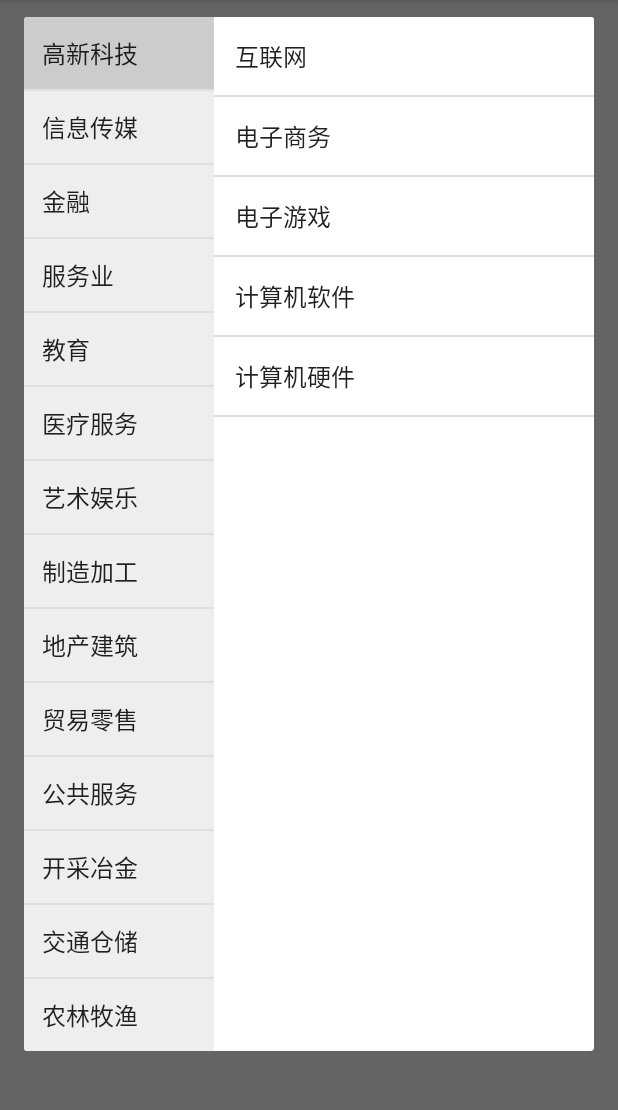
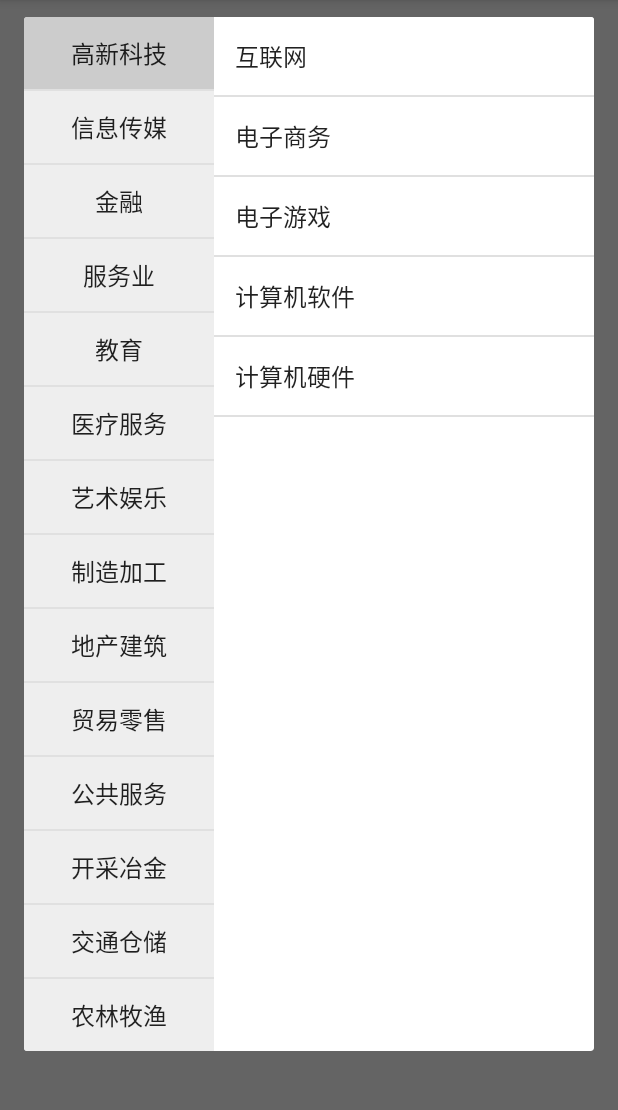
Before and after one commit to twiceyuan/MultiColumnPicker, an Android app: the screen it shows after launch (MainActivity), after a tap on "测试行业选择", on a phone screen of 412 x 824 dp, the part 84-1194 px from its top. Run offline under Robolectric (Android 15) with nearby library versions, the phone set to English and light mode, and no system bars.

Commit message:
update 1.0.2

```diff
--- a/app/build.gradle
+++ b/app/build.gradle
@@ -26,7 +26,7 @@ android {
 dependencies {
     compile fileTree(dir: 'libs', include: ['*.jar'])
     compile 'com.android.support:appcompat-v7:23.0.1'
-    compile 'com.twiceyuan.multicolumnpicker:library:1.0.1'
+    compile 'com.twiceyuan.multicolumnpicker:library:1.0.2'
 }
 
 apply plugin: 'me.tatarka.retrolambda'
--- a/library/build.gradle
+++ b/library/build.gradle
@@ -2,7 +2,7 @@ apply plugin: 'com.android.library'
 apply plugin: 'com.jfrog.bintray'
 apply plugin: 'com.github.dcendents.android-maven'
 
-version = "1.0.1"
+version = "1.0.2"
 
 android {
     compileSdkVersion 23
--- a/library/src/main/java/com/twiceyuan/library/MultiColumnPicker.java
+++ b/library/src/main/java/com/twiceyuan/library/MultiColumnPicker.java
@@ -38,7 +38,7 @@ public class MultiColumnPicker<Left, Right> {
 
     public MultiColumnPicker(Context context) {
         mContext = context;
-        mRoot = View.inflate(context, R.layout.dialog_picker, null);
+        mRoot = View.inflate(context, R.layout.multicolomn_dialog_picker, null);
         mLvLeft = (ListView) mRoot.findViewById(R.id.lv_left);
         mLvRight = (ListView) mRoot.findViewById(R.id.lv_right);
     }
@@ -186,7 +186,7 @@ public class MultiColumnPicker<Left, Right> {
         @Override
         public View getView(int position, View convertView, ViewGroup parent) {
             if (convertView == null) {
-                convertView = LayoutInflater.from(parent.getContext()).inflate(R.layout.item_left, parent, false);
+                convertView = LayoutInflater.from(parent.getContext()).inflate(R.layout.multicolomn_item_left, parent, false);
             }
             TextView textView = (TextView) convertView.findViewById(android.R.id.text1);
             if (mMapLeftString != null) {
@@ -222,7 +222,7 @@ public class MultiColumnPicker<Left, Right> {
         @Override
         public View getView(int position, View convertView, ViewGroup parent) {
             if (convertView == null) {
-                convertView = LayoutInflater.from(parent.getContext()).inflate(R.layout.item_right, parent, false);
+                convertView = LayoutInflater.from(parent.getContext()).inflate(R.layout.multicolomn_item_right, parent, false);
             }
             TextView textView = (TextView) convertView.findViewById(android.R.id.text1);
             if (mMapRightString != null) {
--- a/library/src/main/res/drawable/bg_left.xml
+++ b/library/src/main/res/drawable/bg_left.xml
@@ -1,5 +1,5 @@
 <?xml version="1.0" encoding="utf-8"?>
 <selector xmlns:android="http://schemas.android.com/apk/res/android">
-    <item android:drawable="@drawable/light" android:state_checked="false"/>
-    <item android:drawable="@drawable/gray" android:state_checked="true"/>
+    <item android:drawable="@drawable/multicolomn_light" android:state_checked="false"/>
+    <item android:drawable="@drawable/multicolomn_gray" android:state_checked="true"/>
 </selector>
--- a/library/src/main/res/drawable/bg_right.xml
+++ b/library/src/main/res/drawable/bg_right.xml
@@ -1,5 +1,5 @@
 <?xml version="1.0" encoding="utf-8"?>
 <selector xmlns:android="http://schemas.android.com/apk/res/android">
-    <item android:drawable="@drawable/white" android:state_checked="false"/>
-    <item android:drawable="@drawable/light" android:state_checked="true"/>
+    <item android:drawable="@drawable/multicolomn_white" android:state_checked="false"/>
+    <item android:drawable="@drawable/multicolomn_light" android:state_checked="true"/>
 </selector>
--- a/library/src/main/res/layout/item_left.xml
+++ b/library/src/main/res/layout/multicolomn_item_left.xml
@@ -5,5 +5,6 @@
     android:layout_width="match_parent"
     android:layout_height="wrap_content"
     android:background="@drawable/bg_left"
+    android:gravity="center"
     android:padding="12dp"
     android:textSize="16sp"/>
--- a/library/src/main/res/values-w820dp/dimens.xml
+++ b/library/src/main/res/values-w820dp/dimens.xml
@@ -2,5 +2,5 @@
     <!-- Example customization of dimensions originally defined in res/values/dimens.xml
          (such as screen margins) for screens with more than 820dp of available width. This
          would include 7" and 10" devices in landscape (~960dp and ~1280dp respectively). -->
-    <dimen name="activity_horizontal_margin">64dp</dimen>
+    <dimen name="multicolomn_activity_horizontal_margin">64dp</dimen>
 </resources>
--- a/library/src/main/res/values/dimens.xml
+++ b/library/src/main/res/values/dimens.xml
@@ -1,5 +1,5 @@
 <resources>
     <!-- Default screen margins, per the Android Design guidelines. -->
-    <dimen name="activity_horizontal_margin">16dp</dimen>
-    <dimen name="activity_vertical_margin">16dp</dimen>
+    <dimen name="multicolomn_activity_horizontal_margin">16dp</dimen>
+    <dimen name="multicolomn_activity_vertical_margin">16dp</dimen>
 </resources>
--- a/library/src/main/res/values/drawable.xml
+++ b/library/src/main/res/values/drawable.xml
@@ -1,6 +1,6 @@
 <?xml version="1.0" encoding="utf-8"?>
 <resources>
-    <drawable name="white">#ffffffff</drawable>
-    <drawable name="light">#ffeeeeee</drawable>
-    <drawable name="gray">#ffcccccc</drawable>
+    <drawable name="multicolomn_white">#ffffffff</drawable>
+    <drawable name="multicolomn_light">#ffeeeeee</drawable>
+    <drawable name="multicolomn_gray">#ffcccccc</drawable>
 </resources>
--- a/library/src/main/res/values/strings.xml
+++ b/library/src/main/res/values/strings.xml
@@ -1,6 +1,2 @@
 <resources>
-    <string name="app_name">library</string>
-
-    <string name="hello_world">Hello world!</string>
-    <string name="action_settings">Settings</string>
 </resources>
```
Also changed, not shown: library/src/main/res/menu/menu_multi_column.xml (deleted, +0 -9 lines), library/src/main/res/layout/multicolomn_dialog_picker.xml (renamed from library/src/main/res/layout/dialog_picker.xml), library/src/main/res/layout/multicolomn_item_right.xml (renamed from library/src/main/res/layout/item_right.xml), 3 other files.
